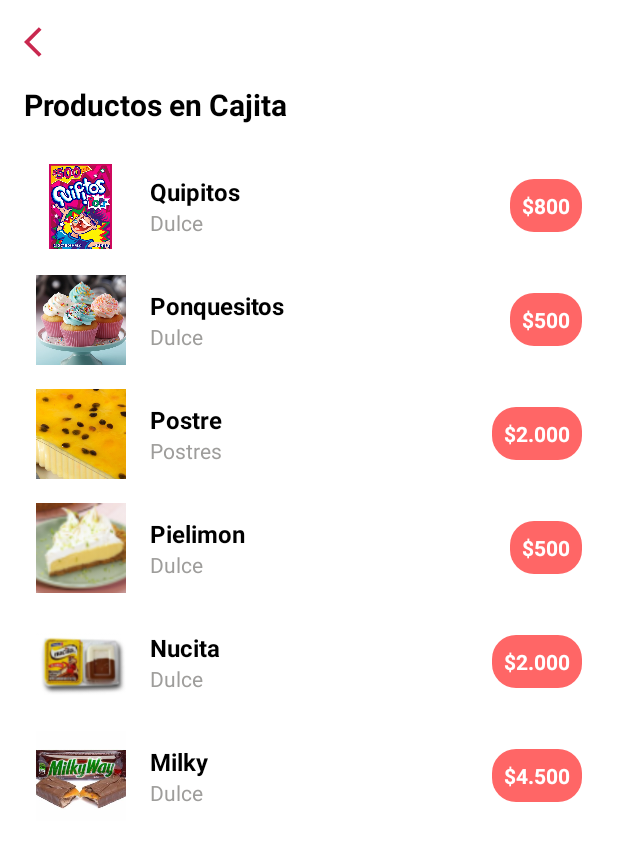
After one commit to PUJ-ICM-13190/Unibox, an Android app: the layout activity_products_seller.xml on its own in the app's theme, with its tools: preview values and no code run, on a phone screen of 412 x 824 dp. The commit adds this screen. Shown: the top 848 px of the screen. Run offline under Robolectric (Android 15) with nearby library versions, the phone set to English and light mode, and no system bars.

Commit message:
Loyouts compradors, detalles de la caja, productos de la caja y ubicacion

```diff
--- a/app/src/main/AndroidManifest.xml
+++ b/app/src/main/AndroidManifest.xml
@@ -27,6 +27,10 @@
         <activity
             android:name=".EditProductSeller"
             android:exported="false" />
+        <activity
+            android:name=".DetailsCajitaSeller"/>
+
+
 
         <activity
             android:name=".AddProductSellerActivity"
--- /dev/null
+++ b/app/src/main/res/drawable/ic_edit.xml
@@ -0,0 +1,5 @@
+<vector xmlns:android="http://schemas.android.com/apk/res/android" android:height="24dp" android:tint="#C9284F" android:viewportHeight="24" android:viewportWidth="24" android:width="24dp">
+
+    <path android:fillColor="@android:color/white" android:pathData="M3,17.25V21h3.75L17.81,9.94l-3.75,-3.75L3,17.25zM20.71,7.04c0.39,-0.39 0.39,-1.02 0,-1.41l-2.34,-2.34c-0.39,-0.39 -1.02,-0.39 -1.41,0l-1.83,1.83 3.75,3.75 1.83,-1.83z"/>
+
+</vector>
--- /dev/null
+++ b/app/src/main/res/drawable/rounded_price_background.xml
@@ -0,0 +1,4 @@
+<shape xmlns:android="http://schemas.android.com/apk/res/android">
+    <solid android:color="@color/salmon" />
+    <corners android:radius="16dp" />
+</shape>
--- /dev/null
+++ b/app/src/main/res/layout/activity_products_seller.xml
@@ -0,0 +1,324 @@
+<ScrollView
+    xmlns:android="http://schemas.android.com/apk/res/android"
+    android:layout_width="match_parent"
+    android:layout_height="match_parent"
+    android:background="@color/white">
+
+    <LinearLayout
+        android:layout_width="match_parent"
+        android:layout_height="wrap_content"
+        android:orientation="vertical"
+        android:padding="16dp">
+
+        <!-- Botón de Retroceso -->
+        <ImageButton
+            android:id="@+id/btn_back"
+            android:layout_width="wrap_content"
+            android:layout_height="wrap_content"
+            android:layout_marginBottom="16dp"
+            android:src="@drawable/ic_back_arrow"
+            android:background="@null"
+            android:contentDescription="Volver" />
+
+        <!-- Título de la pantalla -->
+        <TextView
+            android:id="@+id/txt_title"
+            android:layout_width="wrap_content"
+            android:layout_height="wrap_content"
+            android:text="Productos en Cajita"
+            android:textSize="20sp"
+            android:textStyle="bold"
+            android:textColor="@color/black"
+            android:layout_marginBottom="16dp"/>
+
+        <!-- Producto 1 -->
+        <LinearLayout
+            android:layout_width="match_parent"
+            android:layout_height="wrap_content"
+            android:orientation="horizontal"
+            android:padding="8dp"
+            android:gravity="center_vertical">
+
+            <ImageView
+                android:layout_width="60dp"
+                android:layout_height="60dp"
+                android:src="@drawable/quipitos"
+                android:scaleType="centerCrop" />
+
+            <LinearLayout
+                android:layout_width="0dp"
+                android:layout_height="wrap_content"
+                android:layout_weight="1"
+                android:orientation="vertical"
+                android:layout_marginStart="16dp">
+
+                <TextView
+                    android:layout_width="wrap_content"
+                    android:layout_height="wrap_content"
+                    android:text="Quipitos"
+                    android:textSize="16sp"
+                    android:textStyle="bold"
+                    android:textColor="@color/black" />
+
+                <TextView
+                    android:layout_width="wrap_content"
+                    android:layout_height="wrap_content"
+                    android:text="Dulce"
+                    android:textSize="14sp"
+                    android:textColor="@color/gray" />
+            </LinearLayout>
+
+            <TextView
+                android:layout_width="wrap_content"
+                android:layout_height="wrap_content"
+                android:background="@drawable/rounded_price_background"
+                android:padding="8dp"
+                android:text="$800"
+                android:textColor="@android:color/white"
+                android:textSize="14sp"
+                android:textStyle="bold" />
+        </LinearLayout>
+
+        <!-- Producto 2 -->
+        <LinearLayout
+            android:layout_width="match_parent"
+            android:layout_height="wrap_content"
+            android:orientation="horizontal"
+            android:padding="8dp"
+            android:gravity="center_vertical">
+
+            <ImageView
+                android:layout_width="60dp"
+                android:layout_height="60dp"
+                android:src="@drawable/ponquesitos"
+                android:scaleType="centerCrop" />
+
+            <LinearLayout
+                android:layout_width="0dp"
+                android:layout_height="wrap_content"
+                android:layout_weight="1"
+                android:orientation="vertical"
+                android:layout_marginStart="16dp">
+
+                <TextView
+                    android:layout_width="wrap_content"
+                    android:layout_height="wrap_content"
+                    android:text="Ponquesitos"
+                    android:textSize="16sp"
+                    android:textStyle="bold"
+                    android:textColor="@color/black" />
+
+                <TextView
+                    android:layout_width="wrap_content"
+                    android:layout_height="wrap_content"
+                    android:text="Dulce"
+                    android:textSize="14sp"
+                    android:textColor="@color/gray" />
+            </LinearLayout>
+
+            <TextView
+                android:layout_width="wrap_content"
+                android:layout_height="wrap_content"
+                android:background="@drawable/rounded_price_background"
+                android:padding="8dp"
+                android:text="$500"
+                android:textColor="@android:color/white"
+                android:textSize="14sp"
+                android:textStyle="bold" />
+        </LinearLayout>
+
+        <!-- Producto 3 -->
+        <LinearLayout
+            android:layout_width="match_parent"
+            android:layout_height="wrap_content"
+            android:orientation="horizontal"
+            android:padding="8dp"
+            android:gravity="center_vertical">
+
+            <ImageView
+                android:layout_width="60dp"
+                android:layout_height="60dp"
+                android:src="@drawable/postre"
+                android:scaleType="centerCrop" />
+
+            <LinearLayout
+                android:layout_width="0dp"
+                android:layout_height="wrap_content"
+                android:layout_weight="1"
+                android:orientation="vertical"
+                android:layout_marginStart="16dp">
+
+                <TextView
+                    android:layout_width="wrap_content"
+                    android:layout_height="wrap_content"
+                    android:text="Postre"
+                    android:textSize="16sp"
+                    android:textStyle="bold"
+                    android:textColor="@color/black" />
+
+                <TextView
+                    android:layout_width="wrap_content"
+                    android:layout_height="wrap_content"
+                    android:text="Postres"
+                    android:textSize="14sp"
+                    android:textColor="@color/gray" />
+            </LinearLayout>
+
+            <TextView
+                android:layout_width="wrap_content"
+                android:layout_height="wrap_content"
+                android:background="@drawable/rounded_price_background"
+                android:padding="8dp"
+                android:text="$2.000"
+                android:textColor="@android:color/white"
+                android:textSize="14sp"
+                android:textStyle="bold" />
+        </LinearLayout>
+
+        <!-- Producto 4 -->
+        <LinearLayout
+            android:layout_width="match_parent"
+            android:layout_height="wrap_content"
+            android:orientation="horizontal"
+            android:padding="8dp"
+            android:gravity="center_vertical">
+
+            <ImageView
+                android:layout_width="60dp"
+                android:layout_height="60dp"
+                android:src="@drawable/pielimon"
+                android:scaleType="centerCrop" />
+
+            <LinearLayout
+                android:layout_width="0dp"
+                android:layout_height="wrap_content"
+                android:layout_weight="1"
+                android:orientation="vertical"
+                android:layout_marginStart="16dp">
+
+                <TextView
+                    android:layout_width="wrap_content"
+                    android:layout_height="wrap_content"
+                    android:text="Pielimon"
+                    android:textSize="16sp"
+                    android:textStyle="bold"
+                    android:textColor="@color/black" />
+
+                <TextView
+                    android:layout_width="wrap_content"
+                    android:layout_height="wrap_content"
+                    android:text="Dulce"
+                    android:textSize="14sp"
+                    android:textColor="@color/gray" />
+            </LinearLayout>
+
+            <TextView
+                android:layout_width="wrap_content"
+                android:layout_height="wrap_content"
+                android:background="@drawable/rounded_price_background"
+                android:padding="8dp"
+                android:text="$500"
+                android:textColor="@android:color/white"
+                android:textSize="14sp"
+                android:textStyle="bold" />
+        </LinearLayout>
+
+        <!-- Producto 5 -->
+        <LinearLayout
+            android:layout_width="match_parent"
+            android:layout_height="wrap_content"
+            android:orientation="horizontal"
+            android:padding="8dp"
+            android:gravity="center_vertical">
+
+            <ImageView
+                android:layout_width="60dp"
+                android:layout_height="60dp"
+                android:src="@drawable/nucita"
+                android:scaleType="centerCrop" />
+
+            <LinearLayout
+                android:layout_width="0dp"
+                android:layout_height="wrap_content"
+                android:layout_weight="1"
+                android:orientation="vertical"
+                android:layout_marginStart="16dp">
+
+                <TextView
+                    android:layout_width="wrap_content"
+                    android:layout_height="wrap_content"
+                    android:text="Nucita"
+                    android:textSize="16sp"
+                    android:textStyle="bold"
+                    android:textColor="@color/black" />
+
+                <TextView
+                    android:layout_width="wrap_content"
+                    android:layout_height="wrap_content"
+                    android:text="Dulce"
+                    android:textSize="14sp"
+                    android:textColor="@color/gray" />
+            </LinearLayout>
+
+            <TextView
+                android:layout_width="wrap_content"
+                android:layout_height="wrap_content"
+                android:background="@drawable/rounded_price_background"
+                android:padding="8dp"
+                android:text="$2.000"
+                android:textColor="@android:color/white"
+                android:textSize="14sp"
+                android:textStyle="bold" />
+        </LinearLayout>
+
+        <!-- Producto 6 -->
+        <LinearLayout
+            android:layout_width="match_parent"
+            android:layout_height="wrap_content"
+            android:orientation="horizontal"
+            android:padding="8dp"
+            android:gravity="center_vertical">
+
+            <ImageView
+                android:layout_width="60dp"
+                android:layout_height="60dp"
+                android:src="@drawable/milky"
+                android:scaleType="centerCrop" />
+
+            <LinearLayout
+                android:layout_width="0dp"
+                android:layout_height="wrap_content"
+                android:layout_weight="1"
+                android:orientation="vertical"
+                android:layout_marginStart="16dp">
+
+                <TextView
+                    android:layout_width="wrap_content"
+                    android:layout_height="wrap_content"
+                    android:text="Milky"
+                    android:textSize="16sp"
+                    android:textStyle="bold"
+                    android:textColor="@color/black" />
+
+                <TextView
+                    android:layout_width="wrap_content"
+                    android:layout_height="wrap_content"
+                    android:text="Dulce"
+                    android:textSize="14sp"
+                    android:textColor="@color/gray" />
+            </LinearLayout>
+
+            <TextView
+                android:layout_width="wrap_content"
+                android:layout_height="wrap_content"
+                android:background="@drawable/rounded_price_background"
+                android:padding="8dp"
+                android:text="$4.500"
+                android:textColor="@android:color/white"
+                android:textSize="14sp"
+                android:textStyle="bold" />
+        </LinearLayout>
+
+    </LinearLayout>
+
+</ScrollView>
```
Also changed, not shown: app/src/main/java/com/co/unibox/DetailsCajitaSeller.kt (added, +40 -0 lines), app/src/main/res/layout/activity_add_product_seller.xml (deleted, +0 -157 lines), app/src/main/res/layout/activity_details_cajita_seller.xml (+147 -4 lines), app/src/main/res/layout/item_product.xml (added, +57 -0 lines).
